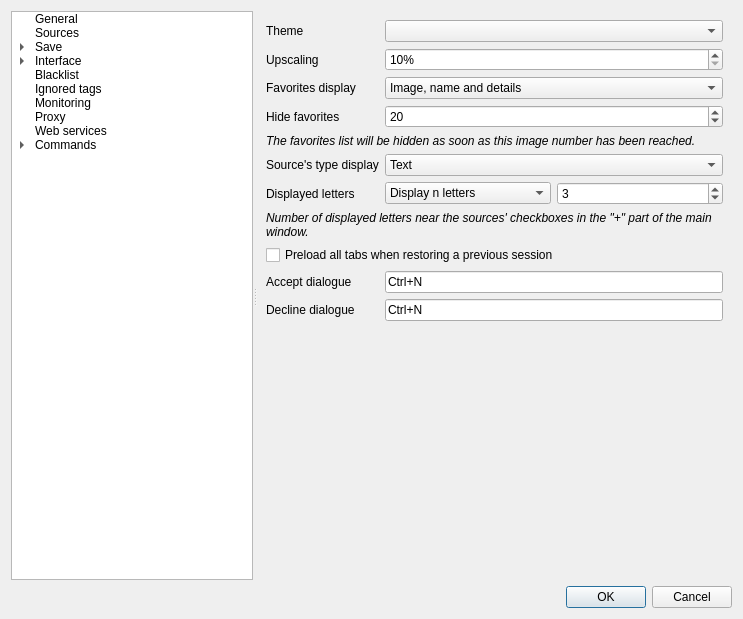
Old version of the form src/gui/src/settings/options-window.ui in the repository Bionus/imgbrd-grabber.
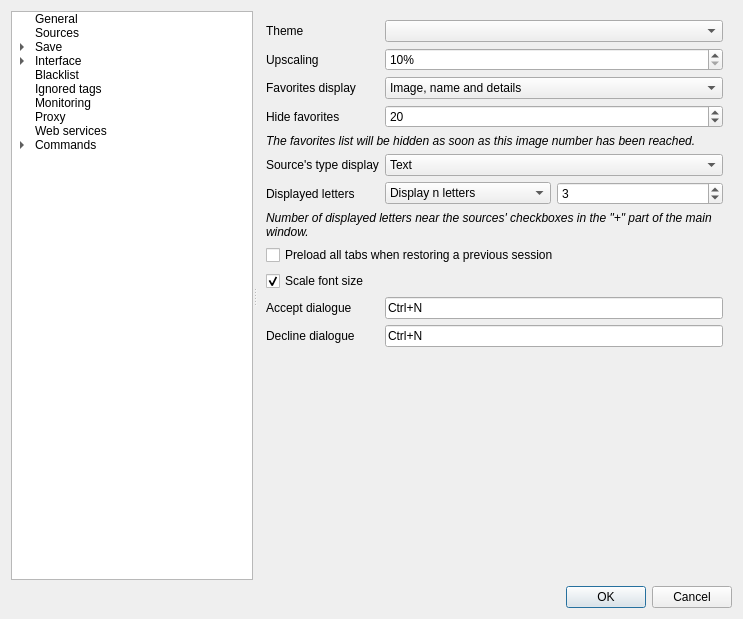
New version of the form. The open tabs and pages were chosen to show the change. Icons and pictures are not drawn.

Commit message: Add setting to disable font upscaling

```diff
--- a/src/gui/src/settings/options-window.ui
+++ b/src/gui/src/settings/options-window.ui
@@ -1513,33 +1513,43 @@
          </widget>
         </item>
         <item row="10" column="0">
-         <widget class="QLabel" name="labelDeclineDialogue">
-          <property name="text">
-           <string>Decline dialogue</string>
-          </property>
-         </widget>
-        </item>
-        <item row="10" column="1">
-         <widget class="QKeySequenceEdit" name="keyDeclineDialogue">
-          <property name="keySequence">
-           <string>Ctrl+N</string>
-          </property>
-         </widget>
-        </item>
-        <item row="9" column="0">
          <widget class="QLabel" name="labelAcceptDialogue">
           <property name="text">
            <string>Accept dialogue</string>
           </property>
          </widget>
         </item>
-        <item row="9" column="1">
+        <item row="10" column="1">
          <widget class="QKeySequenceEdit" name="keyAcceptDialogue">
           <property name="keySequence">
            <string>Ctrl+N</string>
           </property>
          </widget>
         </item>
+        <item row="11" column="0">
+         <widget class="QLabel" name="labelDeclineDialogue">
+          <property name="text">
+           <string>Decline dialogue</string>
+          </property>
+         </widget>
+        </item>
+        <item row="11" column="1">
+         <widget class="QKeySequenceEdit" name="keyDeclineDialogue">
+          <property name="keySequence">
+           <string>Ctrl+N</string>
+          </property>
+         </widget>
+        </item>
+        <item row="9" column="0" colspan="2">
+         <widget class="QCheckBox" name="checkScaleFontSize">
+          <property name="text">
+           <string>Scale font size</string>
+          </property>
+          <property name="checked">
+           <bool>true</bool>
+          </property>
+         </widget>
+        </item>
        </layout>
       </widget>
       <widget class="QWidget" name="pageInterfaceMainWindow">
```
Left out of the diff: 6 changed lines with no effect on the pictures. The commit also changes 4 other files.
